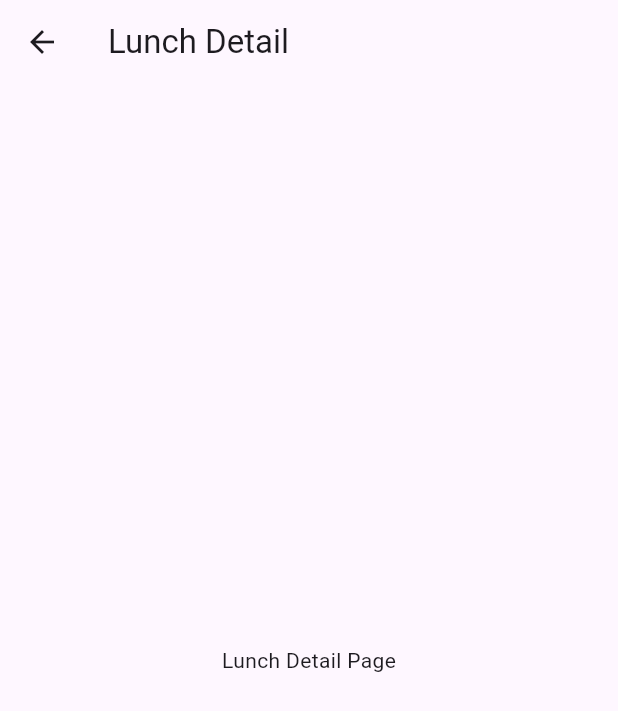
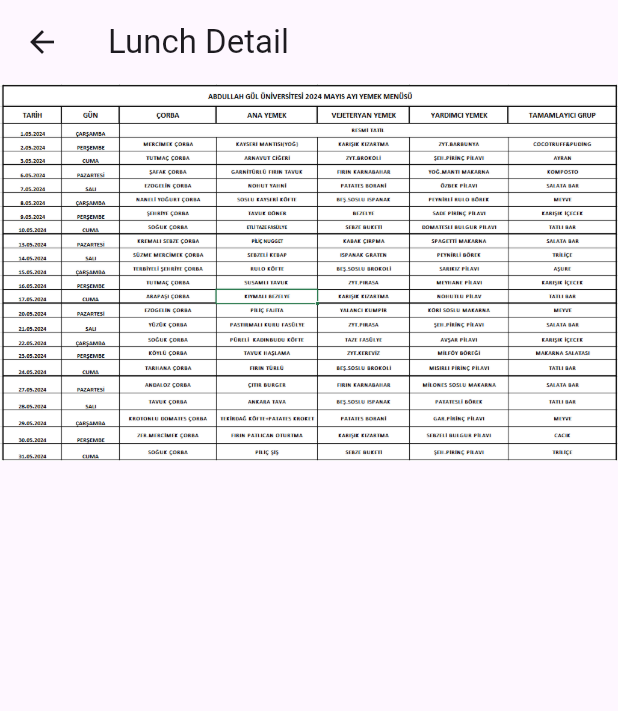
Before and after one commit to comp202-204/AguM, a Flutter app: the HomeScreen screen opened by its route, after a tap on "Lunch", on a phone screen of 412 x 824 dp. Shown: the top 711 px of the screen. Run offline on Flutter 3.47's test engine with Material 3 defaults, Android fonts, the phone set to English and light mode, and no system bars; our stand-ins replace fluttertoast; network calls fail.

Commit message:
homePage/lunch

```diff
--- a/lib/pages/DetailPages/LunchDetailPage.dart
+++ b/lib/pages/DetailPages/LunchDetailPage.dart
@@ -7,8 +7,9 @@ class LunchDetailPage extends StatelessWidget {
       appBar: AppBar(
         title: Text('Lunch Detail'),
       ),
-      body: Center(
-        child: Text('Lunch Detail Page'),
+      body: Image.asset(
+        'assets/photos/yemekListesi.png',
+        fit: BoxFit.cover,
       ),
     );
   }
--- a/lib/pages/DetailPages/ReservationDetailPage.dart
+++ b/lib/pages/DetailPages/ReservationDetailPage.dart
@@ -31,7 +31,7 @@ class _ReservationDetailPageState extends State<ReservationDetailPage> {
 
     try {
       var response = await http.get(
-        Uri.parse('http://10.34.15.110/localconnect/getAvailableClasses.php?date=$formattedDate&time=$formattedTime'),
+        Uri.parse('http://192.168.1.107/localconnect/getAvailableClasses.php?date=$formattedDate&time=$formattedTime'),
       );
 
       if (response.statusCode == 200) {
@@ -108,7 +108,7 @@ class _ReservationDetailPageState extends State<ReservationDetailPage> {
         final formattedTime = "${selectedTime!.hour}:${selectedTime!.minute}";
 
         var response = await http.put(
-          Uri.parse('http://10.34.15.110/localconnect/updateClassStatus.php'),
+          Uri.parse('http://192.168.1.107/localconnect/updateClassStatus.php'),
           headers: {"Content-Type": "application/json"},
           body: jsonEncode({'class_name': selectedClassName, 'class_status': 'NotAvailable', 'date': formattedDate, 'time': formattedTime}),
         );
--- a/lib/pages/Models/exercise.dart
+++ b/lib/pages/Models/exercise.dart
@@ -2,12 +2,10 @@ class Exercises {
   final icon;
   final color;
   final String title;
-  final String subtitle;
 
   Exercises({
     this.icon,
     this.color,
     required this.title,
-    required this.subtitle,
   });
 }
--- a/lib/pages/homescreen.dart
+++ b/lib/pages/homescreen.dart
@@ -33,25 +33,21 @@ class _HomeScreenState extends State<HomeScreen> {
   List<Exercises> exerciseList = [
     Exercises(
       title: 'Lunch',
-      subtitle: '16 Exercises',
       color: Colors.orange[800]!,
       icon: const Icon(Icons.restaurant, color: Colors.white),
     ),
     Exercises(
       title: 'Events',
-      subtitle: '16 Exercises',
       color: Colors.blue[500]!,
       icon: const Icon(Icons.event, color: Colors.white),
     ),
     Exercises(
       title: 'Campus Map',
-      subtitle: '16 Exercises',
       color: Colors.green[300]!,
       icon: const Icon(Icons.map_outlined, color: Colors.white),
     ),
     Exercises(
       title: 'Reservation',
-      subtitle: '10 Exercises',
       color: Colors.deepPurple[400]!,
       icon: const Icon(Icons.assignment, color: Colors.white),
     ),
@@ -104,49 +100,13 @@ class _HomeScreenState extends State<HomeScreen> {
                               dateText,
                               style: TextStyle(
                                 color: Colors.white,
-                                fontSize: 11,
+                                fontSize: 14,
                               ),
                             ),
                           ],
                         ),
-                        Container(
-                          decoration: BoxDecoration(
-                            color: Colors.blueGrey.withOpacity(0.5),
-                            borderRadius: BorderRadius.circular(10),
-                          ),
-                          child: IconButton(
-                            onPressed: () {},
-                            icon: const Icon(
-                              Icons.notifications,
-                            ),
-                          ),
-                        )
                       ],
                     ),
-
-                    const SizedBox(height: 18),
-
-                    // Search bar
-                    Container(
-                      decoration: BoxDecoration(
-                        color: Colors.blueGrey.withOpacity(0.5),
-                        borderRadius: BorderRadius.circular(12),
-                      ),
-                      child: TextField(
-                        decoration: InputDecoration(
-                          prefixIcon: Icon(
-                            Icons.search_outlined,
-                            color: Colors.white,
-                            size: 20,
-                          ),
-                          border: InputBorder.none,
-                          hintText: 'Search',
-                          hintStyle: TextStyle(color: Colors.white, fontSize: 12),
-                        ),
-                      ),
-                    ),
-
-                    const SizedBox(height: 18),
                   ],
                 ),
               )
@@ -218,7 +178,6 @@ class _HomeScreenState extends State<HomeScreen> {
                             child: ExercisesCard(
                               icon: e.icon,
                               title: e.title,
-                              subtitle: e.subtitle,
                               color: e.color,
                               onTap: () {
                                 Navigator.push(
@@ -261,14 +220,12 @@ class ExercisesCard extends StatelessWidget {
   final Icon icon;
   final Color color;
   final String title;
-  final String subtitle;
   final VoidCallback onTap;
 
   const ExercisesCard({
     Key? key,
     required this.icon,
     required this.title,
-    required this.subtitle,
     required this.color,
     required this.onTap,
   }) : super(key: key);
@@ -278,6 +235,7 @@ class ExercisesCard extends StatelessWidget {
     return GestureDetector(
       onTap: onTap,
       child: Container(
+        margin: const EdgeInsets.symmetric(vertical: 1),
         padding: const EdgeInsets.all(12),
         decoration: BoxDecoration(
           color: Colors.white,
@@ -297,29 +255,19 @@ class ExercisesCard extends StatelessWidget {
             ),
             const SizedBox(width: 10),
             Expanded(
-              child: Container(
               child: Column(
                 crossAxisAlignment: CrossAxisAlignment.start,
                 children: [
-                    Row(
-                      mainAxisAlignment: MainAxisAlignment.spaceBetween,
-                      children: [
+                  const SizedBox(height: 5),
                   Text(
                     title,
                     style: TextStyle(
-                            fontWeight: FontWeight.w500,
+                      fontWeight: FontWeight.bold,
                       color: Colors.black,
-                            fontSize: 16,
+                      fontSize: 18,
                     ),
                   ),
                 ],
-                    ),
-                    Text(
-                      subtitle,
-                      style: TextStyle(color: Colors.grey[400], fontSize: 12),
-                    )
-                  ],
-                ),
               ),
             )
           ],
@@ -328,7 +276,6 @@ class ExercisesCard extends StatelessWidget {
     );
   }
 }
-
 class Title extends StatelessWidget {
   final String title;
   final Color? color;
@@ -340,7 +287,7 @@ class Title extends StatelessWidget {
     required this.title,
     required this.onPressed,
     this.color = Colors.white,
-    this.titleFontSize = 16,
+    this.titleFontSize = 18,
   }) : super(key: key);
 
   @override
@@ -356,10 +303,6 @@ class Title extends StatelessWidget {
             fontSize: titleFontSize,
           ),
         ),
-        InkWell(
-            borderRadius: BorderRadius.circular(20),
-            onTap: onPressed,
-            child: Icon(Icons.more_horiz, color: color, size: 20)),
       ],
     );
   }
--- a/lib/pages/login.dart
+++ b/lib/pages/login.dart
@@ -21,7 +21,7 @@ class LoginScreen extends StatelessWidget {
       );
     }else{
 
-      var url =  "http://10.34.15.110/localconnect/login.php";
+      var url =  "http://192.168.1.107/localconnect/login.php";
       var response = await http.post(Uri.parse(url), body: {
         "email": email.text,
         "password": password.text,
--- a/lib/pages/signup.dart
+++ b/lib/pages/signup.dart
@@ -22,7 +22,7 @@ class SignUpScreen extends StatelessWidget {
       );
     }else{
 
-      var url = "http://10.34.15.110/localconnect/register.php";
+      var url = "http://192.168.1.107/localconnect/register.php";
       var response = await http.post(Uri.parse(url), body: {
         "username" : usernameController.text,
         "email": emailController.text,
```
Also changed, not shown: lib/pages/DetailPages/CampusMapDetailPage.dart (+4 -4 lines), assets/photos/yemekListesi.png (added). Lines whose indentation alone changed are shown as unchanged.
